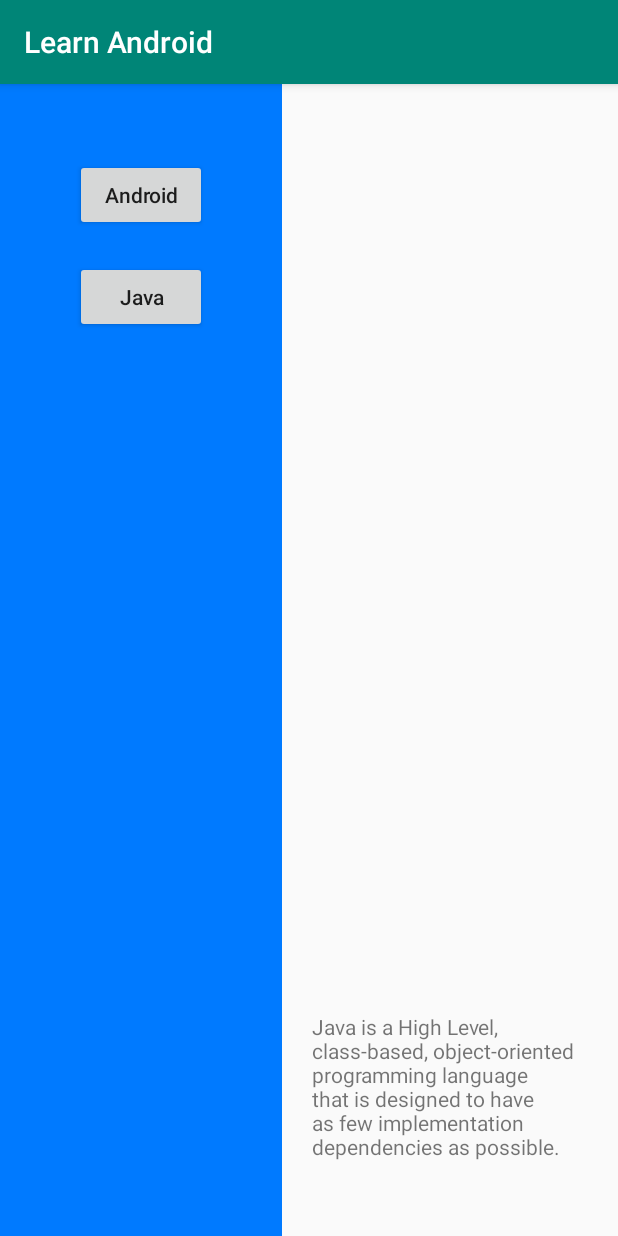
After one commit to twisger/learn-android, an Android app: the fragment JavaTextFragment placed in its activity, on a phone screen of 412 x 824 dp. The commit adds this screen. Run offline under Robolectric (Android 15) with nearby library versions, the phone set to English and light mode, and no system bars.

Commit message:
add MyFragmentActivity

```diff
--- a/app/build.gradle
+++ b/app/build.gradle
@@ -46,6 +46,7 @@ dependencies {
     implementation 'androidx.appcompat:appcompat:1.0.2'
     implementation 'androidx.constraintlayout:constraintlayout:1.1.3'
     implementation 'com.google.android.material:material:1.2.1'
+    implementation 'androidx.legacy:legacy-support-v4:1.0.0'
     testImplementation 'junit:junit:4.12'
     androidTestImplementation 'androidx.test.ext:junit:1.1.0'
     androidTestImplementation 'androidx.test.espresso:espresso-core:3.1.1'
--- a/app/src/main/AndroidManifest.xml
+++ b/app/src/main/AndroidManifest.xml
@@ -9,10 +9,11 @@
         android:roundIcon="@mipmap/ic_launcher_round"
         android:supportsRtl="true"
         android:theme="@style/AppTheme">
-        <activity android:name=".LoginActivity"
+        <activity android:name=".MyFragmentActivity"></activity>
+        <activity
+            android:name=".LoginActivity"
             android:theme="@style/Theme.AppCompat.NoActionBar.FullScreen">
             >
-
         </activity>
         <activity android:name=".ConstraintActivity" />
         <activity android:name=".MainActivity">
--- a/app/src/main/java/com/thoughtworks/androidtrain/MainActivity.java
+++ b/app/src/main/java/com/thoughtworks/androidtrain/MainActivity.java
@@ -34,6 +34,10 @@ public class MainActivity extends AppCompatActivity {
                 startActivityForResult(intent, REQUEST_SELECT_PHONE_NUMBER);
             }
         });
+
+        findViewById(R.id.fragment).setOnClickListener(v -> {
+            startActivity(new Intent(this, MyFragmentActivity.class));
+        });
     }
 
     @Override
--- /dev/null
+++ b/app/src/main/java/com/thoughtworks/androidtrain/MyFragmentActivity.java
@@ -0,0 +1,42 @@
+package com.thoughtworks.androidtrain;
+
+import androidx.annotation.Nullable;
+import androidx.appcompat.app.AppCompatActivity;
+import androidx.fragment.app.Fragment;
+import androidx.fragment.app.FragmentManager;
+import androidx.fragment.app.FragmentTransaction;
+
+import android.os.Bundle;
+
+import com.thoughtworks.androidtrain.fragment.AndroidTextFragment;
+import com.thoughtworks.androidtrain.fragment.JavaTextFragment;
+
+public class MyFragmentActivity extends AppCompatActivity {
+    @Override
+    protected void onCreate(Bundle savedInstanceState) {
+        super.onCreate(savedInstanceState);
+        setContentView(R.layout.my_fragment_layout);
+
+        replaceFragment(new AndroidTextFragment(), null);
+
+        findViewById(R.id.java_button).setOnClickListener(v -> {
+            replaceFragment(new JavaTextFragment(), "java_text");
+        });
+
+        findViewById(R.id.android_button).setOnClickListener(v -> {
+            replaceFragment(new AndroidTextFragment(), "android_text");
+        });
+
+    }
+
+    private void replaceFragment(Fragment fragment, @Nullable String tag) {
+        FragmentManager fragmentManager = getSupportFragmentManager();
+        FragmentTransaction fragmentTransaction = fragmentManager.beginTransaction();
+
+        fragmentTransaction.replace(R.id.rightFragmentContainer, fragment, tag);
+        if (tag != null) {
+            fragmentTransaction.addToBackStack(tag);
+        }
+        fragmentTransaction.commitAllowingStateLoss();
+    }
+}
--- /dev/null
+++ b/app/src/main/java/com/thoughtworks/androidtrain/fragment/AndroidTextFragment.java
@@ -0,0 +1,16 @@
+package com.thoughtworks.androidtrain.fragment;
+import android.os.Bundle;
+import androidx.fragment.app.Fragment;
+import android.view.LayoutInflater;
+import android.view.View;
+import android.view.ViewGroup;
+
+import com.thoughtworks.androidtrain.R;
+
+public class AndroidTextFragment extends Fragment {
+    @Override
+    public View onCreateView(LayoutInflater inflater, ViewGroup container,
+                             Bundle savedInstanceState) {
+        return inflater.inflate(R.layout.android_text_fragment, container, false);
+    }
+}
--- /dev/null
+++ b/app/src/main/java/com/thoughtworks/androidtrain/fragment/JavaTextFragment.java
@@ -0,0 +1,17 @@
+package com.thoughtworks.androidtrain.fragment;
+import android.os.Bundle;
+import androidx.fragment.app.Fragment;
+import android.view.LayoutInflater;
+import android.view.View;
+import android.view.ViewGroup;
+
+import com.thoughtworks.androidtrain.R;
+
+
+public class JavaTextFragment extends Fragment {
+    @Override
+    public View onCreateView(LayoutInflater inflater, ViewGroup container,
+                             Bundle savedInstanceState) {
+        return inflater.inflate(R.layout.java_text_fragment, container, false);
+    }
+}
--- a/app/src/main/res/layout/activity_main.xml
+++ b/app/src/main/res/layout/activity_main.xml
@@ -65,13 +65,14 @@
                     android:textSize="20sp" />
 
                 <Button
+                    android:id="@+id/fragment"
                     android:layout_width="match_parent"
                     android:layout_height="wrap_content"
                     android:layout_gravity="center_horizontal"
                     android:layout_marginTop="10dp"
                     android:backgroundTint="@color/gray"
                     android:paddingVertical="10dp"
-                    android:text="@string/button4"
+                    android:text="fragment"
                     android:textAllCaps="false"
                     android:textSize="20sp" />
 
--- /dev/null
+++ b/app/src/main/res/layout/android_text_fragment.xml
@@ -0,0 +1,16 @@
+<?xml version="1.0" encoding="utf-8"?>
+<FrameLayout xmlns:android="http://schemas.android.com/apk/res/android"
+    xmlns:tools="http://schemas.android.com/tools"
+    android:id="@+id/android_text_fragment"
+    android:layout_width="match_parent"
+    android:layout_height="match_parent"
+    android:paddingHorizontal="20dp"
+    android:paddingTop="50dp"
+    tools:context=".fragment.AndroidTextFragment">
+
+    <TextView
+        android:layout_width="match_parent"
+        android:layout_height="match_parent"
+        android:text="@string/android_detail" />
+
+</FrameLayout>
--- /dev/null
+++ b/app/src/main/res/layout/java_text_fragment.xml
@@ -0,0 +1,20 @@
+<?xml version="1.0" encoding="utf-8"?>
+<androidx.constraintlayout.widget.ConstraintLayout xmlns:android="http://schemas.android.com/apk/res/android"
+    xmlns:app="http://schemas.android.com/apk/res-auto"
+    xmlns:tools="http://schemas.android.com/tools"
+    android:id="@+id/frameLayout"
+    android:layout_width="match_parent"
+    android:layout_height="match_parent"
+    android:paddingHorizontal="20dp"
+    android:paddingBottom="50dp"
+    tools:context=".fragment.JavaTextFragment">
+
+    <TextView
+        android:id="@+id/textView"
+        android:layout_width="wrap_content"
+        android:layout_height="wrap_content"
+        android:text="@string/java_detail"
+        app:layout_constraintStart_toStartOf="parent"
+        app:layout_constraintBottom_toBottomOf="parent" />
+
+</androidx.constraintlayout.widget.ConstraintLayout>
--- /dev/null
+++ b/app/src/main/res/layout/my_fragment_layout.xml
@@ -0,0 +1,41 @@
+<?xml version="1.0" encoding="utf-8"?>
+<androidx.constraintlayout.widget.ConstraintLayout xmlns:android="http://schemas.android.com/apk/res/android"
+    xmlns:app="http://schemas.android.com/apk/res-auto"
+    xmlns:tools="http://schemas.android.com/tools"
+    android:layout_width="match_parent"
+    android:layout_height="match_parent"
+    tools:context=".MyFragmentActivity">
+
+    <LinearLayout
+        android:id="@+id/left"
+        android:layout_width="wrap_content"
+        android:layout_height="match_parent"
+        android:background="#007aff"
+        android:orientation="vertical"
+        android:paddingHorizontal="50dp"
+        app:layout_constraintStart_toStartOf="parent">
+        <Button
+            android:id="@+id/android_button"
+            android:layout_width="wrap_content"
+            android:layout_height="wrap_content"
+            android:layout_marginTop="50dp"
+            android:text="Android"
+            android:textAllCaps="false" />
+
+        <Button
+            android:id="@+id/java_button"
+            android:layout_width="wrap_content"
+            android:layout_height="wrap_content"
+            android:layout_marginTop="20dp"
+            android:text="Java"
+            android:textAllCaps="false" />
+    </LinearLayout>
+
+    <FrameLayout
+        android:id="@+id/rightFragmentContainer"
+        android:layout_width="0dp"
+        android:layout_height="match_parent"
+        app:layout_constraintEnd_toEndOf="parent"
+        app:layout_constraintStart_toEndOf="@+id/left"
+    />
+</androidx.constraintlayout.widget.ConstraintLayout>
--- a/app/src/main/res/values/strings.xml
+++ b/app/src/main/res/values/strings.xml
@@ -11,4 +11,6 @@
     <string name="button9">button 9</string>
     <string name="button10">button 10</string>
     <string name="main_title">Android practice</string>
+    <string name="android_detail" translatable="false">Android is a mobile operating system based on a modified version of the Linux kernel and other open source software, designed primarily for touchscreen mobile devices such as smartphones and tablets.</string>
+    <string name="java_detail" translatable="false">Java is a High Level, class-based, object-oriented programming language that is designed to have as few implementation dependencies as possible.</string>
 </resources>
```
Also changed, not shown: 2 other files.
